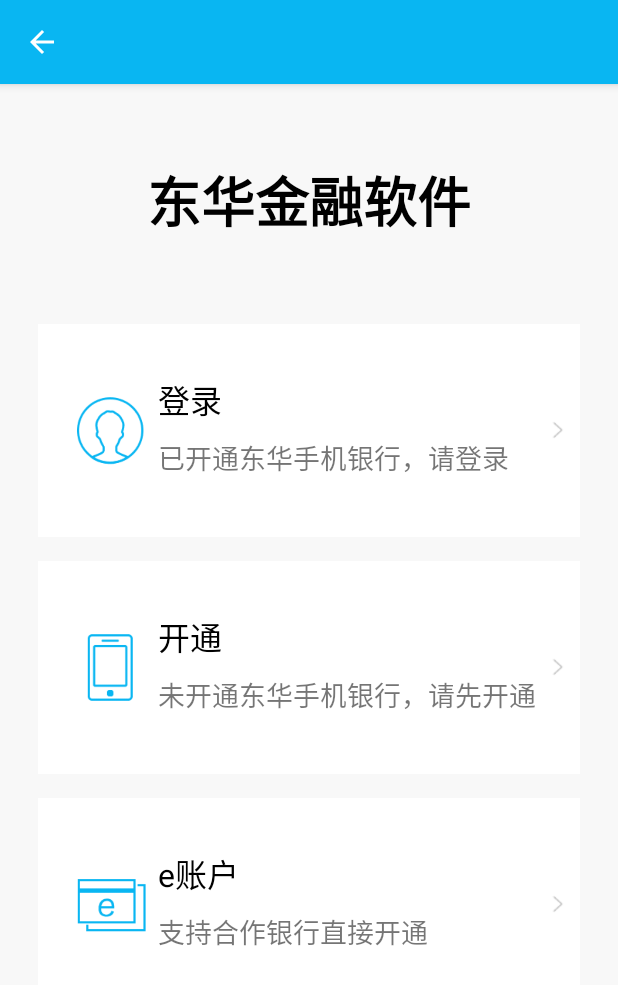
After one commit to zhangzexu/dhccApp, an Android app: the LoginItemActivity screen opened directly, with no data from a screen before it, on a phone screen of 412 x 824 dp. The commit adds this screen. Shown: the top 985 px of the screen. Run offline under Robolectric (Android 15) with nearby library versions, the phone set to English and light mode, and no system bars.

Commit message:
用户登录注册

```diff
--- /dev/null
+++ b/app/src/main/java/com/dhcc/LoginItemActivity.java
@@ -0,0 +1,25 @@
+package com.dhcc;
+
+import android.content.Intent;
+import android.support.v7.app.AppCompatActivity;
+import android.os.Bundle;
+import android.view.View;
+
+import com.dhcc.conts.RequestCode;
+import com.dhcc.ui.login.LoginActivity;
+
+public class LoginItemActivity extends AppCompatActivity {
+
+    @Override
+    protected void onCreate(Bundle savedInstanceState) {
+        super.onCreate(savedInstanceState);
+        setContentView(R.layout.activity_login_item);
+        findViewById(R.id.goto_login).setOnClickListener(new View.OnClickListener() {
+            @Override
+            public void onClick(View v) {
+                Intent intent = new Intent(LoginItemActivity.this, LoginActivity.class);
+                startActivity(intent);
+            }
+        });
+    }
+}
--- a/app/src/main/java/com/dhcc/MainActivity.java
+++ b/app/src/main/java/com/dhcc/MainActivity.java
@@ -214,7 +214,7 @@
         return true;
     }
     private void startLogin(){
-        Intent intent = new Intent(MainActivity.this, LoginActivity.class);
+        Intent intent = new Intent(MainActivity.this, LoginItemActivity.class);
         startActivityForResult(intent, RequestCode.LOGIN_CODE);
 
     }
--- a/app/src/main/res/layout/activity_login.xml
+++ b/app/src/main/res/layout/activity_login.xml
@@ -45,7 +45,7 @@
 
     <Button
         android:id="@+id/login"
-        android:layout_width="wrap_content"
+        android:layout_width="300dp"
         android:layout_height="wrap_content"
         android:layout_gravity="start"
         android:layout_marginStart="48dp"
--- /dev/null
+++ b/app/src/main/res/layout/activity_login_item.xml
@@ -0,0 +1,177 @@
+<?xml version="1.0" encoding="utf-8"?>
+<LinearLayout xmlns:android="http://schemas.android.com/apk/res/android"
+    xmlns:app="http://schemas.android.com/apk/res-auto"
+    xmlns:tools="http://schemas.android.com/tools"
+    android:layout_width="match_parent"
+    android:layout_height="match_parent"
+    android:background="#F8F8F8"
+    android:orientation="vertical"
+    tools:context=".LoginItemActivity">
+
+    <TextView
+        android:layout_width="match_parent"
+        android:layout_height="0dp"
+        android:layout_weight="1"
+        android:layout_marginTop="10dp"
+        android:fontFamily="monospace"
+        android:gravity="center"
+        android:text="东华金融软件"
+        android:textColor="#000000"
+        android:textSize="36sp"
+        android:textStyle="bold"
+        app:fontFamily="casual" />
+    <LinearLayout
+        android:id="@+id/goto_login"
+        android:layout_width="match_parent"
+        android:layout_height="0dp"
+        android:layout_marginTop="8dp"
+        android:layout_marginBottom="8dp"
+        android:layout_marginLeft="25dp"
+        android:layout_marginRight="25dp"
+        android:layout_weight="1"
+        android:orientation="horizontal"
+        android:background="@color/colorHomeName">
+        <ImageView
+            android:layout_width="0dp"
+            android:layout_weight="1"
+            android:layout_marginLeft="15dp"
+            android:layout_height="50dp"
+            android:layout_gravity="center"
+            android:src="@mipmap/login_navigation_icon_user_blue"/>
+        <LinearLayout
+            android:layout_width="0dp"
+            android:layout_weight="4"
+            android:layout_height="match_parent"
+            android:orientation="vertical">
+
+            <TextView
+                android:layout_width="match_parent"
+                android:layout_height="0dp"
+                android:layout_weight="1"
+                android:gravity="bottom"
+                android:text="登录"
+                android:layout_marginBottom="3dp"
+                android:textColor="#000000"
+                android:textSize="21sp" />
+
+            <TextView
+                android:layout_width="match_parent"
+                android:layout_height="0dp"
+                android:layout_weight="1"
+                android:layout_marginTop="5dp"
+                android:text="已开通东华手机银行，请登录"
+                android:textSize="18sp" />
+
+        </LinearLayout>
+        <ImageView
+            android:layout_width="12dp"
+            android:layout_height="12dp"
+            android:layout_gravity="center"
+            android:layout_marginRight="10dp"
+            android:src="@mipmap/qjjt"/>
+    </LinearLayout>
+    <LinearLayout
+        android:layout_width="match_parent"
+        android:layout_marginTop="8dp"
+        android:layout_marginBottom="8dp"
+        android:layout_marginLeft="25dp"
+        android:layout_marginRight="25dp"
+        android:layout_height="0dp"
+        android:layout_weight="1"
+        android:background="@color/colorHomeName">
+        <ImageView
+            android:layout_width="0dp"
+            android:layout_weight="1"
+            android:layout_marginLeft="15dp"
+            android:layout_height="50dp"
+            android:layout_gravity="center"
+            android:src="@mipmap/login_navigation_icon_phone_blue"/>
+        <LinearLayout
+            android:layout_width="0dp"
+            android:layout_weight="4"
+            android:layout_height="match_parent"
+            android:orientation="vertical">
+
+            <TextView
+                android:layout_width="match_parent"
+                android:layout_height="0dp"
+                android:layout_weight="1"
+                android:gravity="bottom"
+                android:text="开通"
+                android:layout_marginBottom="3dp"
+                android:textColor="#000000"
+                android:textSize="21sp" />
+
+            <TextView
+                android:layout_width="match_parent"
+                android:layout_height="0dp"
+                android:layout_weight="1"
+                android:layout_marginTop="5dp"
+                android:text="未开通东华手机银行，请先开通"
+                android:textSize="18sp" />
+
+        </LinearLayout>
+        <ImageView
+            android:layout_width="12dp"
+            android:layout_height="12dp"
+            android:layout_gravity="center"
+            android:layout_marginRight="10dp"
+            android:src="@mipmap/qjjt"/>
+    </LinearLayout>
+    <LinearLayout
+        android:layout_width="match_parent"
+        android:layout_marginTop="8dp"
+        android:layout_marginBottom="8dp"
+        android:layout_marginLeft="25dp"
+        android:layout_marginRight="25dp"
+        android:layout_height="0dp"
+        android:layout_weight="1"
+        android:background="@color/colorHomeName">
+        <ImageView
+            android:layout_width="0dp"
+            android:layout_weight="1"
+            android:layout_marginLeft="15dp"
+            android:layout_height="50dp"
+            android:layout_gravity="center"
+            android:src="@mipmap/login_navigation_icon_eaccount_blue"/>
+        <LinearLayout
+            android:layout_width="0dp"
+            android:layout_weight="4"
+            android:layout_height="match_parent"
+            android:orientation="vertical">
+
+            <TextView
+                android:layout_width="match_parent"
+                android:layout_height="0dp"
+                android:layout_weight="1"
+                android:gravity="bottom"
+                android:text="e账户"
+                android:layout_marginBottom="3dp"
+                android:textColor="#000000"
+                android:textSize="21sp" />
+
+            <TextView
+                android:layout_width="match_parent"
+                android:layout_height="0dp"
+                android:layout_weight="1"
+                android:layout_marginTop="5dp"
+                android:text="支持合作银行直接开通"
+                android:textSize="18sp" />
+
+        </LinearLayout>
+        <ImageView
+            android:layout_width="12dp"
+            android:layout_height="12dp"
+            android:layout_gravity="center"
+            android:layout_marginRight="10dp"
+            android:src="@mipmap/qjjt"/>
+    </LinearLayout>
+    <LinearLayout
+        android:layout_width="match_parent"
+        android:layout_height="0dp"
+        android:layout_weight="1">
+
+    </LinearLayout>
+
+
+</LinearLayout>
--- a/app/src/main/res/layout/content_main.xml
+++ b/app/src/main/res/layout/content_main.xml
@@ -4,7 +4,7 @@
     android:layout_width="fill_parent"
     android:layout_height="fill_parent"
     android:layout_alignParentBottom="true"
-    android:layout_marginTop="50dp">
+    android:layout_marginTop="57dp">
 
     <LinearLayout
         android:layout_width="fill_parent"
--- a/app/src/main/res/values/styles.xml
+++ b/app/src/main/res/values/styles.xml
@@ -3,7 +3,7 @@
     <!-- Base application theme. -->
     <style name="AppTheme" parent="Theme.AppCompat.Light.DarkActionBar">
         <!-- Customize your theme here. -->
-        <item name="colorPrimary">@color/colorPrimary</item>
+        <item name="colorPrimary">@color/colorHomeHeadBj</item>
         <item name="colorPrimaryDark">@color/colorPrimaryDark</item>
         <item name="colorAccent">@color/colorAccent</item>
     </style>
```
Also changed, not shown: app/src/main/AndroidManifest.xml (+17 -4 lines), app/src/main/java/com/dhcc/RegisterActivity.java (added, +13 -0 lines), app/src/main/res/drawable/button_circle_shape_register.xml (added, +26 -0 lines), app/src/main/res/layout/activity_register.xml (added, +111 -0 lines), app/src/main/res/values/strings.xml (+13 -13 lines), app/src/main/res/mipmap-mdpi/login_navigation_icon_eaccount_blue.png (added), app/src/main/res/mipmap-mdpi/login_navigation_icon_phone_blue.png (added), app/src/main/res/mipmap-mdpi/login_navigation_icon_user_blue.png (added), app/src/main/res/mipmap-mdpi/qjjt.png (added).
